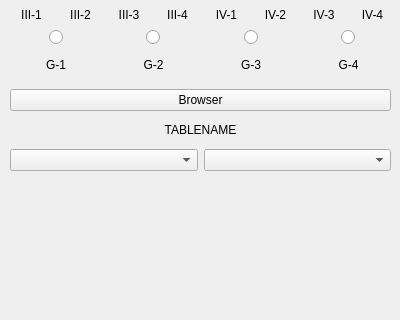
Above: sync_wavetable_editor.ui from starlingcode/viaflash before the change; both pictures show x 0 to 400 and y 170 to 490 of the 400 by 669 pixel window. Below: the same form after it.
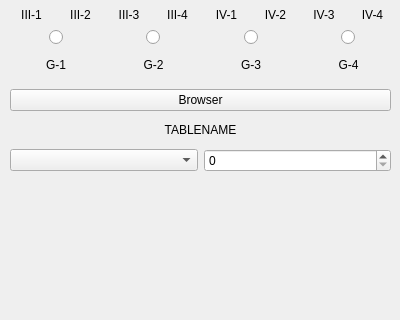
That is the form after the change.

Commit message: move towards wavetable visualization, fix scanner table length issue

```diff
--- a/sync_wavetable_editor.ui
+++ b/sync_wavetable_editor.ui
@@ -896,7 +896,7 @@
      <widget class="QComboBox" name="displayType"/>
     </item>
     <item>
-     <widget class="QComboBox" name="indexSelector"/>
+     <widget class="QSpinBox" name="tableIndex"/>
     </item>
    </layout>
   </widget>
```
The commit also changes 4 other files.
